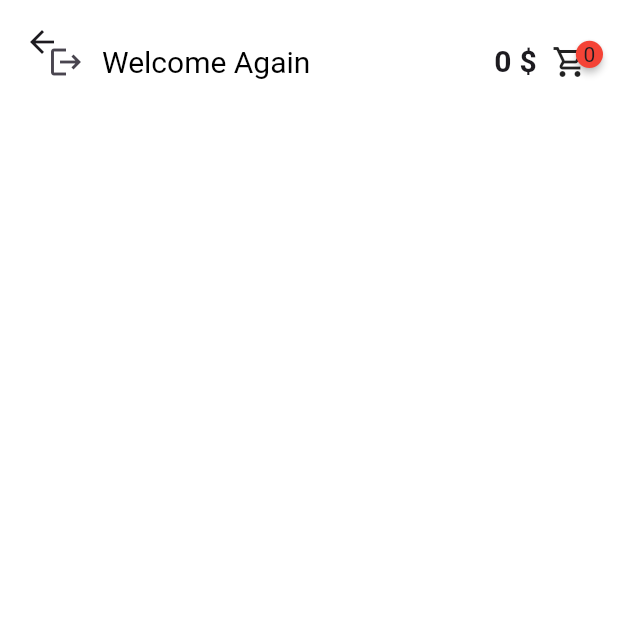
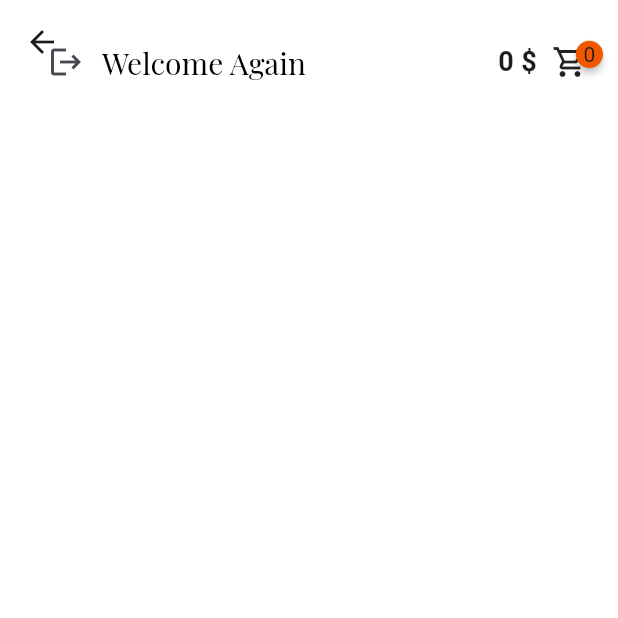
Before and after one commit to AbdelrahmanHamdyDev/platio, a Flutter app: the listScreen screen opened by its route, on a phone screen of 412 x 824 dp, the top half of it. Run offline on Flutter 3.47's test engine with Material 3 defaults, Android fonts, the phone set to English and light mode, and no system bars; drawn by our look-alikes of animated_flip_counter, badges; our stand-ins replace cloud_firestore, firebase_auth, firebase_core, flutter_riverpod, google_fonts, lottie; accounts and stored records are empty; generated files the repository leaves out were written again; Roboto replaces fonts that are missing (Prata).

Commit message:
Enhanced Ui

```diff
--- a/lib/View/Screen/listScreen.dart
+++ b/lib/View/Screen/listScreen.dart
@@ -1,10 +1,12 @@
 import 'package:flutter/material.dart';
 import 'package:flutter_riverpod/flutter_riverpod.dart';
+import 'package:lottie/lottie.dart';
 import 'package:platio/Service/firebase.dart';
 import 'package:platio/Controller/stateManagement.dart';
 import 'package:platio/Model/menuItem.dart';
 import 'package:platio/View/Widget/customAppBar.dart';
 import 'package:platio/View/Widget/cart_item.dart';
+import 'package:platio/View/Widget/customBottomBar.dart';
 import 'package:platio/View/Widget/menu_item.dart';
 import 'package:platio/main.dart';
 
@@ -25,45 +27,7 @@ class listScreen extends ConsumerWidget {
     return Scaffold(
       bottomNavigationBar:
           (type == Listtype.cart && cart.entries.isNotEmpty)
-              ? Container(
-                height: 170,
-                padding: EdgeInsets.symmetric(horizontal: 20, vertical: 40),
-                decoration: BoxDecoration(
-                  gradient: LinearGradient(
-                    colors: [Colors.transparent, Colors.grey],
-                    begin: Alignment.topCenter,
-                    end: Alignment.bottomCenter,
-                  ),
-                ),
-                child: Column(
-                  spacing: 20,
-                  children: [
-                    Row(
-                      mainAxisAlignment: MainAxisAlignment.spaceBetween,
-                      children: [
-                        Text("Total Price: "),
-                        Text("\$ ${totalPrice.toStringAsFixed(2)}"),
-                      ],
-                    ),
-                    SizedBox(
-                      width: double.infinity,
-                      child: ElevatedButton(
-                        onPressed: () {
-                          ScaffoldMessenger.of(context).clearSnackBars();
-                          ScaffoldMessenger.of(context).showSnackBar(
-                            SnackBar(
-                              content: Text(
-                                "The Order Confirmed \n Thank you for using the app",
-                              ),
-                            ),
-                          );
-                        },
-                        child: Text("Confirm"),
-                      ),
-                    ),
-                  ],
-                ),
-              )
+              ? customBottomBar(totalPrice: totalPrice)
               : null,
       body: SafeArea(
         child:
@@ -79,9 +43,14 @@ class listScreen extends ConsumerWidget {
       future: fireStore.getMenuItems(),
       builder: (context, snapshot) {
         if (!snapshot.hasData) {
-          return const Center(child: CircularProgressIndicator());
+          return Center(
+            child: SizedBox(
+              width: 150,
+              height: 150,
+              child: Lottie.asset('assets/Logo_Animation.json'),
+            ),
+          );
         }
-
         final menuItems = snapshot.data!;
 
         return CustomScrollView(
--- a/lib/View/Widget/counter.dart
+++ b/lib/View/Widget/counter.dart
@@ -1,5 +1,6 @@
 import 'package:flutter/material.dart';
 import 'package:flutter_riverpod/flutter_riverpod.dart';
+import 'package:google_fonts/google_fonts.dart';
 import 'package:platio/Controller/stateManagement.dart';
 import 'package:platio/Model/menuItem.dart';
 import 'package:platio/main.dart';
@@ -32,7 +33,7 @@ class counter_Widget extends ConsumerWidget {
           shape: BoxShape.circle,
           border: Border.all(color: Colors.black, width: 2),
         ),
-        child: Text(itemQuantity.toString()),
+        child: Text(itemQuantity.toString(), style: GoogleFonts.gloock()),
       ),
       //minus
       IconButton(
--- a/lib/View/Widget/customAppBar.dart
+++ b/lib/View/Widget/customAppBar.dart
@@ -1,7 +1,9 @@
+import 'package:animated_flip_counter/animated_flip_counter.dart';
 import 'package:flutter/material.dart';
 import 'package:badges/badges.dart' as badges;
 import 'package:firebase_auth/firebase_auth.dart';
 import 'package:flutter_riverpod/flutter_riverpod.dart';
+import 'package:google_fonts/google_fonts.dart';
 import 'package:platio/Controller/stateManagement.dart';
 
 class customAppBar extends ConsumerWidget {
@@ -38,10 +40,13 @@ class customAppBar extends ConsumerWidget {
               text: TextSpan(
                 style: const TextStyle(fontSize: 20, color: Colors.black),
                 children: [
-                  const TextSpan(text: "Welcome Again "),
+                  TextSpan(
+                    text: "Welcome Again ",
+                    style: GoogleFonts.playfairDisplay(),
+                  ),
                   TextSpan(
                     text: fireAuth.currentUser?.displayName ?? "User",
-                    style: const TextStyle(
+                    style: GoogleFonts.cinzel(
                       fontWeight: FontWeight.bold,
                       fontSize: 22,
                     ),
@@ -51,16 +56,27 @@ class customAppBar extends ConsumerWidget {
             ),
           ),
           Spacer(),
-          Text(
-            "${totalPrice.round()} \$",
-            style: TextStyle(fontWeight: FontWeight.bold, fontSize: 20),
+          AnimatedFlipCounter(
+            textStyle: GoogleFonts.prata(
+              fontWeight: FontWeight.bold,
+              fontSize: 18,
+            ),
+            duration: Duration(milliseconds: 500),
+            value: totalPrice,
+            suffix: " \$",
           ),
           SizedBox(width: 10),
           InkWell(
             onTap: () => Navigator.pushNamed(context, '/cart'),
             child: badges.Badge(
+              badgeStyle: badges.BadgeStyle(
+                badgeColor: const Color(0xFFF25700),
+              ),
               badgeAnimation: badges.BadgeAnimation.scale(),
-              badgeContent: Text(totalItemsQuantity.toString()),
+              badgeContent: Text(
+                totalItemsQuantity.toString(),
+                style: GoogleFonts.tenorSans(),
+              ),
               child: const Icon(Icons.shopping_cart_outlined),
             ),
           ),
--- a/pubspec.yaml
+++ b/pubspec.yaml
@@ -40,6 +40,8 @@ dependencies:
   firebase_auth: ^5.7.0
   cloud_firestore: ^5.6.12
   flutter_riverpod: ^2.6.1
+  animated_flip_counter: ^0.3.4
+  google_fonts: ^6.2.1
 
 dev_dependencies:
   flutter_test:
```
Also changed, not shown: lib/View/Screen/loginScreen.dart (+21 -6 lines), lib/View/Screen/startScreen.dart (+11 -26 lines), lib/View/Widget/cart_item.dart (+26 -6 lines), lib/View/Widget/customBottomBar.dart (added, +76 -0 lines), lib/View/Widget/menu_item.dart (+40 -6 lines), 5 other files.
